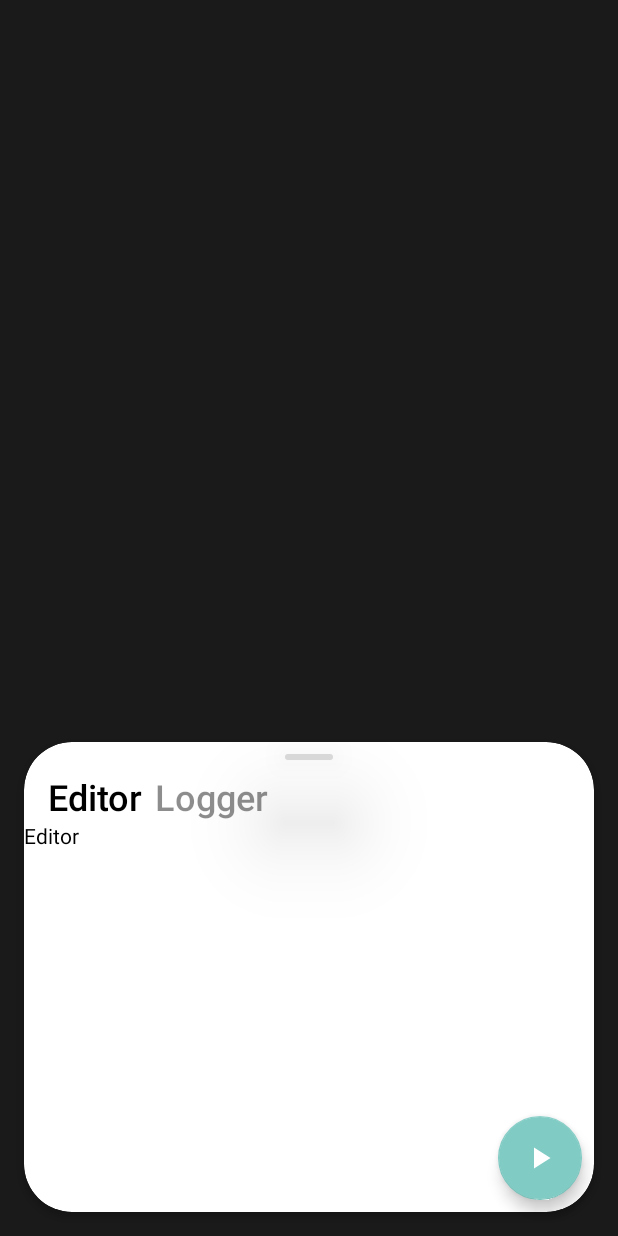
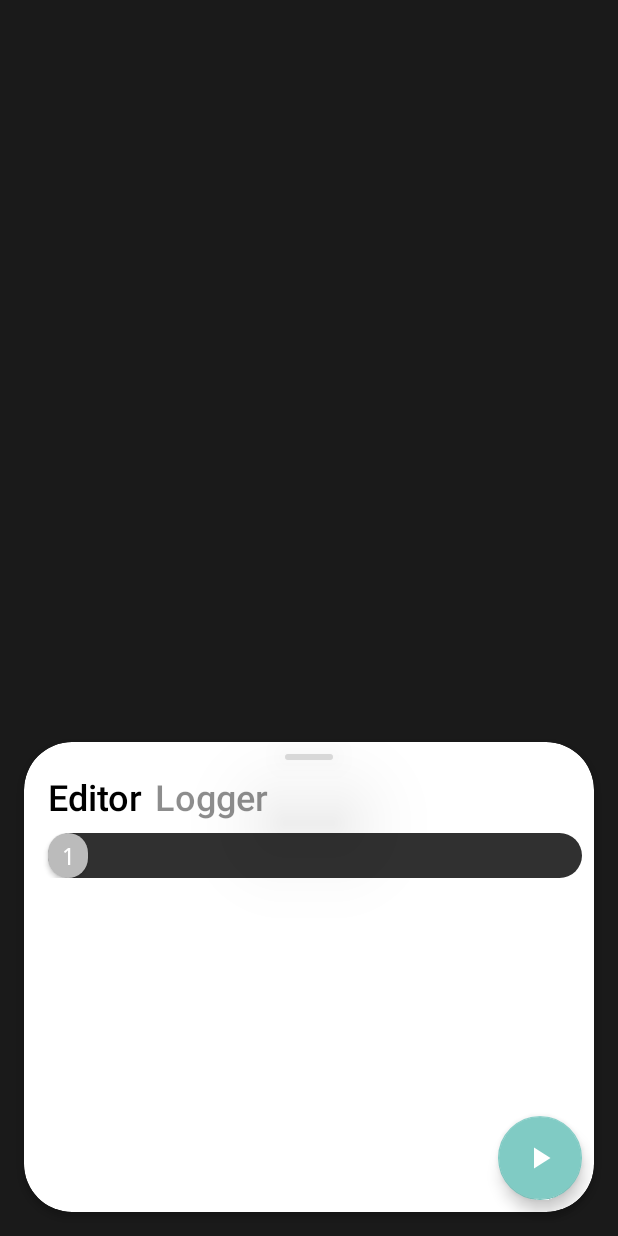
Before and after one commit to aravindkarthik96/Blanca, an Android app: the screen it shows after launch (BlancaHomeActivity), on a phone screen of 412 x 824 dp. Run offline under Robolectric (Android 15) with nearby library versions, the light colour scheme and no system bars.

Commit message:
added scrolling logic for code editor and logger

```diff
--- a/app/src/main/AndroidManifest.xml
+++ b/app/src/main/AndroidManifest.xml
@@ -11,7 +11,8 @@
         android:roundIcon="@mipmap/ic_launcher_round"
         android:supportsRtl="true"
         android:theme="@style/Theme.AppCompat.NoActionBar">
-        <activity android:name=".BlancaHomeActivity">
+        <activity android:name=".BlancaHomeActivity"
+            android:windowSoftInputMode="adjustResize">
             <intent-filter>
                 <action android:name="android.intent.action.MAIN" />
 
--- /dev/null
+++ b/app/src/main/res/drawable/blanca_code_bg.xml
@@ -0,0 +1,5 @@
+<?xml version="1.0" encoding="utf-8"?>
+<shape xmlns:android="http://schemas.android.com/apk/res/android">
+    <solid android:color="#303030"/>
+    <corners android:radius="16dp"/>
+</shape>
--- /dev/null
+++ b/app/src/main/res/drawable/blanca_line_numbers_bg.xml
@@ -0,0 +1,5 @@
+<?xml version="1.0" encoding="utf-8"?>
+<shape xmlns:android="http://schemas.android.com/apk/res/android">
+    <solid android:color="#BBBBBB"/>
+    <corners android:radius="16dp"/>
+</shape>
--- a/app/src/main/res/layout/activity_blanca_home.xml
+++ b/app/src/main/res/layout/activity_blanca_home.xml
@@ -43,19 +43,6 @@
         android:orientation="horizontal"
         app:layout_constraintGuide_percent="1.05" />
 
-    <com.google.android.material.floatingactionbutton.FloatingActionButton
-        android:id="@+id/compileFabButton"
-        android:layout_width="wrap_content"
-        android:layout_height="wrap_content"
-        android:layout_marginEnd="8dp"
-        android:layout_marginBottom="24dp"
-        android:clickable="true"
-        android:focusable="true"
-        android:src="@drawable/blanca_compile_icon"
-        app:fabSize="normal"
-        app:layout_constraintBottom_toBottomOf="parent"
-        app:layout_constraintEnd_toEndOf="@+id/contentCard" />
-
     <View
         android:id="@+id/contentNotch"
         android:layout_width="32dp"
@@ -76,8 +63,8 @@
         android:clickable="true"
         android:focusable="true"
         android:fontFamily="sans-serif-medium"
+        android:onClick="handleEditorTitleClick"
         android:text="Editor"
-        android:onClick="handleEditorTitleClick"
         android:textColor="#000000"
         android:textSize="24sp"
         android:translationZ="100dp"
@@ -92,8 +79,8 @@
         android:layout_marginTop="8dp"
         android:clickable="true"
         android:focusable="true"
+        android:fontFamily="sans-serif-medium"
         android:onClick="handleLoggerTitleClick"
-        android:fontFamily="sans-serif-medium"
         android:text="Logger"
         android:textColor="#72000000"
         android:textSize="24sp"
@@ -101,30 +88,115 @@
         app:layout_constraintStart_toEndOf="@+id/editorTitle"
         app:layout_constraintTop_toBottomOf="@+id/contentNotch" />
 
-    <TextView
-        android:id="@+id/editorContainer"
+    <androidx.core.widget.NestedScrollView
+        android:id="@+id/scrollingContainer"
         android:layout_width="0dp"
         android:layout_height="0dp"
-        android:text="Editor"
+        android:layout_marginBottom="24dp"
+        android:translationZ="2dp"
+        app:layout_constraintBottom_toBottomOf="parent"
+        app:layout_constraintEnd_toEndOf="@+id/contentCard"
+        app:layout_constraintStart_toStartOf="@+id/contentCard"
+        app:layout_constraintTop_toBottomOf="@+id/editorTitle">
+
+        <FrameLayout
+            android:layout_width="match_parent"
+            android:layout_height="match_parent">
+
+            <FrameLayout
+                android:id="@+id/loggerContainer"
+                android:layout_width="0dp"
+                android:layout_height="0dp"
+                android:text="Logger"
                 android:textColor="#000000"
                 android:translationZ="100dp"
+                android:visibility="gone"
                 app:layout_constraintBottom_toBottomOf="@+id/contentCard"
                 app:layout_constraintEnd_toEndOf="@+id/contentCard"
                 app:layout_constraintStart_toStartOf="@+id/contentCard"
                 app:layout_constraintTop_toBottomOf="@+id/editorTitle" />
 
+            <androidx.constraintlayout.widget.ConstraintLayout
+                android:id="@+id/editorContainer"
+                android:layout_width="match_parent"
+                android:layout_height="wrap_content"
+                android:paddingTop="8dp"
+                android:paddingBottom="16dp">
+
                 <TextView
-        android:id="@+id/loggerContainer"
+                    android:id="@+id/lineNumbersView"
+                    android:layout_width="wrap_content"
+                    android:layout_height="0dp"
+                    android:layout_marginStart="16dp"
+                    android:background="@drawable/blanca_line_numbers_bg"
+                    android:fontFamily="monospace"
+                    android:gravity="center"
+                    android:padding="4dp"
+                    android:text="@string/blanca_line_numbers"
+                    android:textColor="#FFFFFF"
+                    android:textSize="16sp"
+                    android:translationZ="2dp"
+                    app:layout_constraintBottom_toBottomOf="@+id/code_editor"
+                    app:layout_constraintStart_toStartOf="parent"
+                    app:layout_constraintTop_toTopOf="@+id/code_editor" />
+
+                <View
+                    android:id="@+id/code_editor_bg"
                     android:layout_width="0dp"
                     android:layout_height="0dp"
-        android:text="logger"
-        android:visibility="gone"
-        android:textColor="#000000"
-        android:translationZ="100dp"
-        app:layout_constraintBottom_toBottomOf="@+id/contentCard"
-        app:layout_constraintEnd_toEndOf="@+id/contentCard"
-        app:layout_constraintStart_toStartOf="@+id/contentCard"
-        app:layout_constraintTop_toBottomOf="@+id/editorTitle" />
+                    android:layout_marginEnd="8dp"
+                    android:background="@drawable/blanca_code_bg"
+                    android:fontFamily="monospace"
+                    android:gravity="top"
+                    android:inputType="textMultiLine"
+                    android:padding="4dp"
+                    android:textColor="#4D4D4D"
+                    android:textSize="16sp"
+                    android:textStyle="normal"
+                    app:layout_constraintBottom_toBottomOf="@+id/lineNumbersView"
+                    app:layout_constraintEnd_toEndOf="parent"
+                    app:layout_constraintStart_toStartOf="@+id/lineNumbersView"
+                    app:layout_constraintTop_toTopOf="@+id/lineNumbersView"
+                    tools:text="Something is written here" />
+
+                <EditText
+                    android:id="@+id/code_editor"
+                    android:layout_width="328dp"
+                    android:layout_height="wrap_content"
+                    android:background="#00000000"
+                    android:fontFamily="monospace"
+                    android:gravity="top"
+                    android:inputType="textMultiLine"
+                    android:maxLines="99"
+                    android:paddingTop="4dp"
+                    android:paddingBottom="4dp"
+                    android:textColor="#B1B1B1"
+                    android:textSize="16sp"
+                    android:textStyle="normal"
+                    app:layout_constraintEnd_toEndOf="parent"
+                    app:layout_constraintStart_toEndOf="@+id/lineNumbersView"
+                    app:layout_constraintTop_toTopOf="parent"
+                    tools:text="Something is written here" />
+
+
+            </androidx.constraintlayout.widget.ConstraintLayout>
+
+        </FrameLayout>
+    </androidx.core.widget.NestedScrollView>
+
+    <com.google.android.material.floatingactionbutton.FloatingActionButton
+        android:id="@+id/compileFabButton"
+        android:layout_width="wrap_content"
+        android:layout_height="wrap_content"
+        android:layout_marginEnd="24dp"
+        android:layout_marginBottom="24dp"
+        android:clickable="true"
+        android:elevation="10dp"
+        android:focusable="true"
+        android:src="@drawable/blanca_compile_icon"
+        app:fabSize="normal"
+        app:layout_constraintBottom_toBottomOf="parent"
+        app:layout_constraintEnd_toEndOf="parent" />
 
 
 </androidx.constraintlayout.motion.widget.MotionLayout>
--- a/app/src/main/res/values/strings.xml
+++ b/app/src/main/res/values/strings.xml
@@ -1,3 +1,4 @@
 <resources>
     <string name="app_name">Blanca</string>
+    <string name="blanca_line_numbers">1\n2\n3\n4\n5\n6\n7\n8\n9\n10\n11\n12\n13\n14\n15\n16\n17\n18\n19\n20\n21\n22\n23\n24\n25\n26\n27\n28\n29\n30\n32\n32\n33\n34\n35\n36\n37\n38\n39\n40\n41\n42\n43\n44\n45\n46\n47\n48\n49\n50\n51\n52\n53\n54\n55\n56\n57\n58\n59\n60\n61\n62\n63\n64\n65\n66\n67\n68\n69\n70\n71\n72\n73\n74\n75\n76\n77\n78\n79\n80\n81\n82\n83\n84\n85\n86\n87\n88\n89\n90\n91\n92\n93\n94\n95\n96\n97\n98\n99</string>
 </resources>
```
Lines whose indentation alone changed are shown as unchanged.
